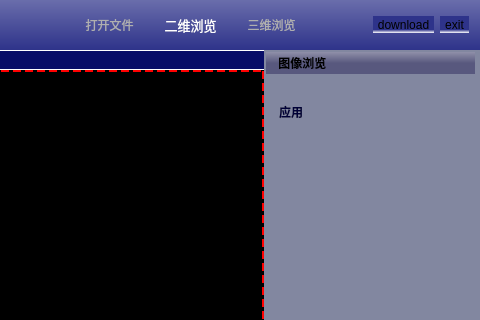
Before: the Qt Designer form mainwindow.ui in JiananHe/SeuMIV, drawn with Qt 5; both pictures show x 600 to 1080 and y 0 to 320 of the 1080 by 810 pixel window.
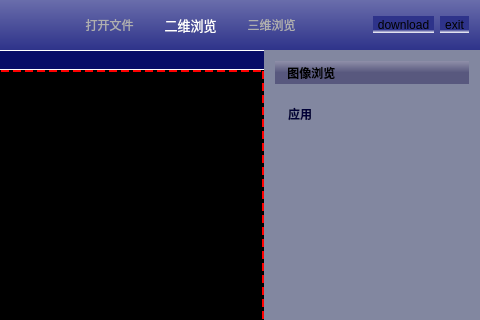
After: the same form once the commit is applied. Icons and pictures are not drawn.

Commit message: 初始view3D界面

What changed in the file:
```diff
--- a/mainwindow.ui
+++ b/mainwindow.ui
@@ -246,7 +246,7 @@
        </sizepolicy>
       </property>
       <property name="currentIndex">
-       <number>0</number>
+       <number>1</number>
       </property>
       <widget class="QWidget" name="view2D">
        <layout class="QHBoxLayout" name="horizontalLayout">
@@ -334,21 +334,6 @@
            <string notr="true">background-color: rgb(130, 135, 160);</string>
           </property>
           <layout class="QVBoxLayout" name="verticalLayout_3">
-           <property name="spacing">
-            <number>15</number>
-           </property>
-           <property name="leftMargin">
-            <number>2</number>
-           </property>
-           <property name="topMargin">
-            <number>2</number>
-           </property>
-           <property name="rightMargin">
-            <number>5</number>
-           </property>
-           <property name="bottomMargin">
-            <number>5</number>
-           </property>
            <item>
             <widget class="QWidget" name="widget_01" native="true">
              <property name="sizePolicy">
@@ -481,7 +466,224 @@
         </item>
        </layout>
       </widget>
-      <widget class="QWidget" name="page_2"/>
+      <widget class="QWidget" name="view3D">
+       <layout class="QHBoxLayout" name="horizontalLayout_7">
+        <property name="spacing">
+         <number>0</number>
+        </property>
+        <property name="leftMargin">
+         <number>0</number>
+        </property>
+        <property name="topMargin">
+         <number>0</number>
+        </property>
+        <property name="rightMargin">
+         <number>0</number>
+        </property>
+        <property name="bottomMargin">
+         <number>0</number>
+        </property>
+        <item>
+         <widget class="QWidget" name="window_2" native="true">
+          <property name="sizePolicy">
+           <sizepolicy hsizetype="Preferred" vsizetype="Preferred">
+            <horstretch>4</horstretch>
+            <verstretch>0</verstretch>
+           </sizepolicy>
+          </property>
+          <layout class="QVBoxLayout" name="verticalLayout_5">
+           <property name="spacing">
+            <number>0</number>
+           </property>
+           <property name="leftMargin">
+            <number>0</number>
+           </property>
+           <property name="topMargin">
+            <number>0</number>
+           </property>
+           <property name="rightMargin">
+            <number>0</number>
+           </property>
+           <property name="bottomMargin">
+            <number>0</number>
+           </property>
+           <item>
+            <widget class="QLabel" name="info_2">
+             <property name="styleSheet">
+              <string notr="true">background-color: rgb(8, 13, 103);
+color: rgb(255, 255, 255);
+font: 75 11pt &quot;微软雅黑&quot;;
+font-weight: 600;
+border-style:solid none;
+border-width:1px;
+border-color:white;</string>
+             </property>
+             <property name="text">
+              <string>    J12631827 XXX -男 -CT</string>
+             </property>
+            </widget>
+           </item>
+           <item>
+            <widget class="QWidget" name="viewer_2" native="true">
+             <property name="sizePolicy">
+              <sizepolicy hsizetype="Preferred" vsizetype="Preferred">
+               <horstretch>0</horstretch>
+               <verstretch>30</verstretch>
+              </sizepolicy>
+             </property>
+             <property name="styleSheet">
+              <string notr="true">border: 1.5px dashed rgb(255, 0, 0);
+background-color: rgb(0, 0, 0);</string>
+             </property>
+            </widget>
+           </item>
+          </layout>
+         </widget>
+        </item>
+        <item>
+         <widget class="QWidget" name="sidebar_2" native="true">
+          <property name="sizePolicy">
+           <sizepolicy hsizetype="Preferred" vsizetype="Preferred">
+            <horstretch>1</horstretch>
+            <verstretch>0</verstretch>
+           </sizepolicy>
+          </property>
+          <property name="styleSheet">
+           <string notr="true">background-color: rgb(130, 135, 160);</string>
+          </property>
+          <layout class="QVBoxLayout" name="verticalLayout_4">
+           <item>
+            <widget class="QWidget" name="widget_2" native="true">
+             <property name="sizePolicy">
+              <sizepolicy hsizetype="Preferred" vsizetype="Preferred">
+               <horstretch>0</horstretch>
+               <verstretch>2</verstretch>
+              </sizepolicy>
+             </property>
+             <layout class="QHBoxLayout" name="horizontalLayout_5">
+              <property name="spacing">
+               <number>0</number>
+              </property>
+              <property name="leftMargin">
+               <number>0</number>
+              </property>
+              <property name="topMargin">
+               <number>0</number>
+              </property>
+              <property name="rightMargin">
+               <number>0</number>
+              </property>
+              <property name="bottomMargin">
+               <number>0</number>
+              </property>
+              <item>
+               <widget class="QLabel" name="label_3">
+                <property name="font">
+                 <font>
+                  <family>微软雅黑</family>
+                  <pointsize>9</pointsize>
+                  <weight>75</weight>
+                  <italic>false</italic>
+                  <bold>true</bold>
+                 </font>
+                </property>
+                <property name="styleSheet">
+                 <string notr="true">font: 75 9pt &quot;微软雅黑&quot;;
+font-weight: 600;
+background-color: qlineargradient(spread:pad, x1:0.5, y1:0.5, x2:0.5, y2:-1, stop:0 rgba(88, 88, 126, 255), stop:1 rgba(255, 255, 255, 255));</string>
+                </property>
+                <property name="text">
+                 <string>    图像浏览</string>
+                </property>
+               </widget>
+              </item>
+             </layout>
+            </widget>
+           </item>
+           <item>
+            <widget class="QWidget" name="widget_3" native="true">
+             <property name="sizePolicy">
+              <sizepolicy hsizetype="Preferred" vsizetype="Preferred">
+               <horstretch>0</horstretch>
+               <verstretch>4</verstretch>
+              </sizepolicy>
+             </property>
+             <layout class="QHBoxLayout" name="horizontalLayout_6">
+              <property name="spacing">
+               <number>0</number>
+              </property>
+              <property name="leftMargin">
+               <number>13</number>
+              </property>
+              <property name="topMargin">
+               <number>0</number>
+              </property>
+              <property name="rightMargin">
+               <number>0</number>
+              </property>
+              <property name="bottomMargin">
+               <number>0</number>
+              </property>
+              <item>
+               <widget class="QLabel" name="label_4">
+                <property name="styleSheet">
+                 <string notr="true">font: 75 14pt &quot;微软雅黑&quot;;
+font-weight: 700;
+color: rgb(0, 0, 56)</string>
+                </property>
+                <property name="text">
+                 <string>应用</string>
+                </property>
+               </widget>
+              </item>
+             </layout>
+            </widget>
+           </item>
+           <item>
+            <widget class="QWidget" name="widget_4" native="true">
+             <property name="sizePolicy">
+              <sizepolicy hsizetype="Preferred" vsizetype="Preferred">
+               <horstretch>0</horstretch>
+               <verstretch>4</verstretch>
+              </sizepolicy>
+             </property>
+            </widget>
+           </item>
+           <item>
+            <widget class="QWidget" name="widget_5" native="true">
+             <property name="sizePolicy">
+              <sizepolicy hsizetype="Preferred" vsizetype="Preferred">
+               <horstretch>0</horstretch>
+               <verstretch>3</verstretch>
+              </sizepolicy>
+             </property>
+            </widget>
+           </item>
+           <item>
+            <widget class="QWidget" name="widget_6" native="true">
+             <property name="sizePolicy">
+              <sizepolicy hsizetype="Preferred" vsizetype="Preferred">
+               <horstretch>0</horstretch>
+               <verstretch>8</verstretch>
+              </sizepolicy>
+             </property>
+            </widget>
+           </item>
+           <item>
+            <widget class="QWidget" name="widget_7" native="true">
+             <property name="sizePolicy">
+              <sizepolicy hsizetype="Preferred" vsizetype="Preferred">
+               <horstretch>0</horstretch>
+               <verstretch>40</verstretch>
+              </sizepolicy>
+             </property>
+            </widget>
+           </item>
+          </layout>
+         </widget>
+        </item>
+       </layout>
+      </widget>
      </widget>
     </item>
    </layout>
```
